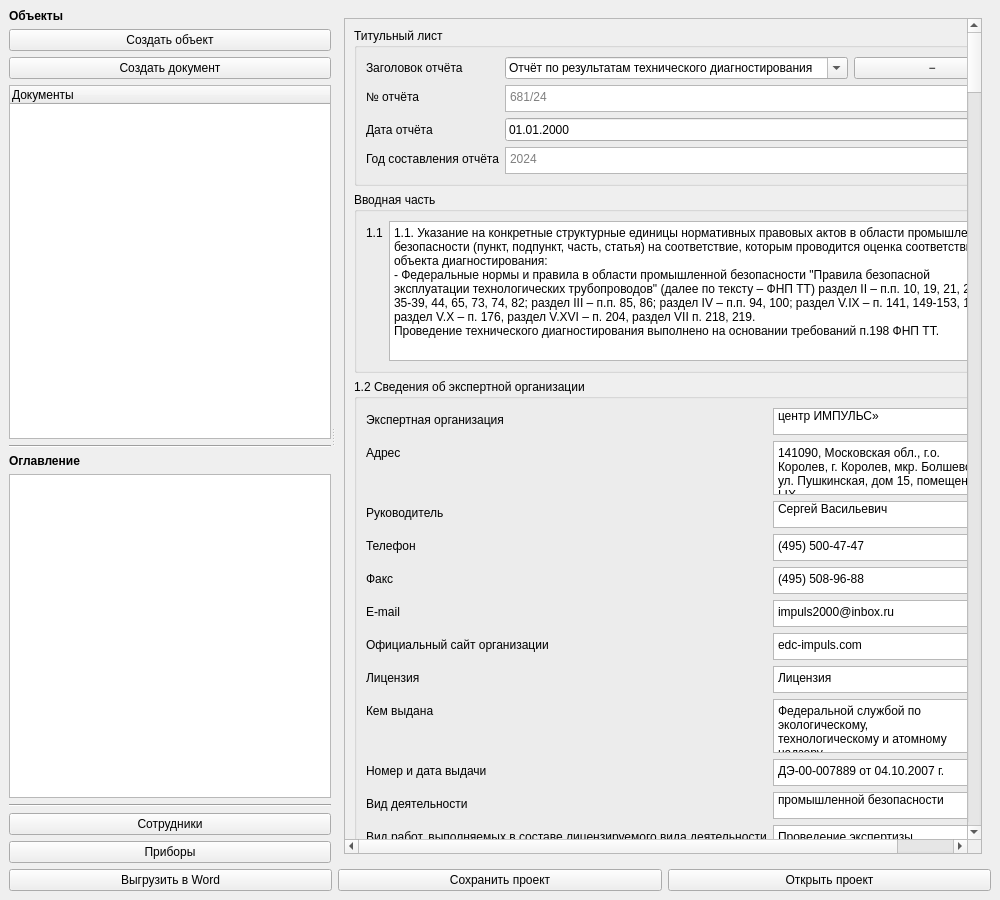
The window that src/ui/designer/pipeline_window.ui (bordaregos/Voskresensk_ballons) describes before a commit, drawn with Qt 5.
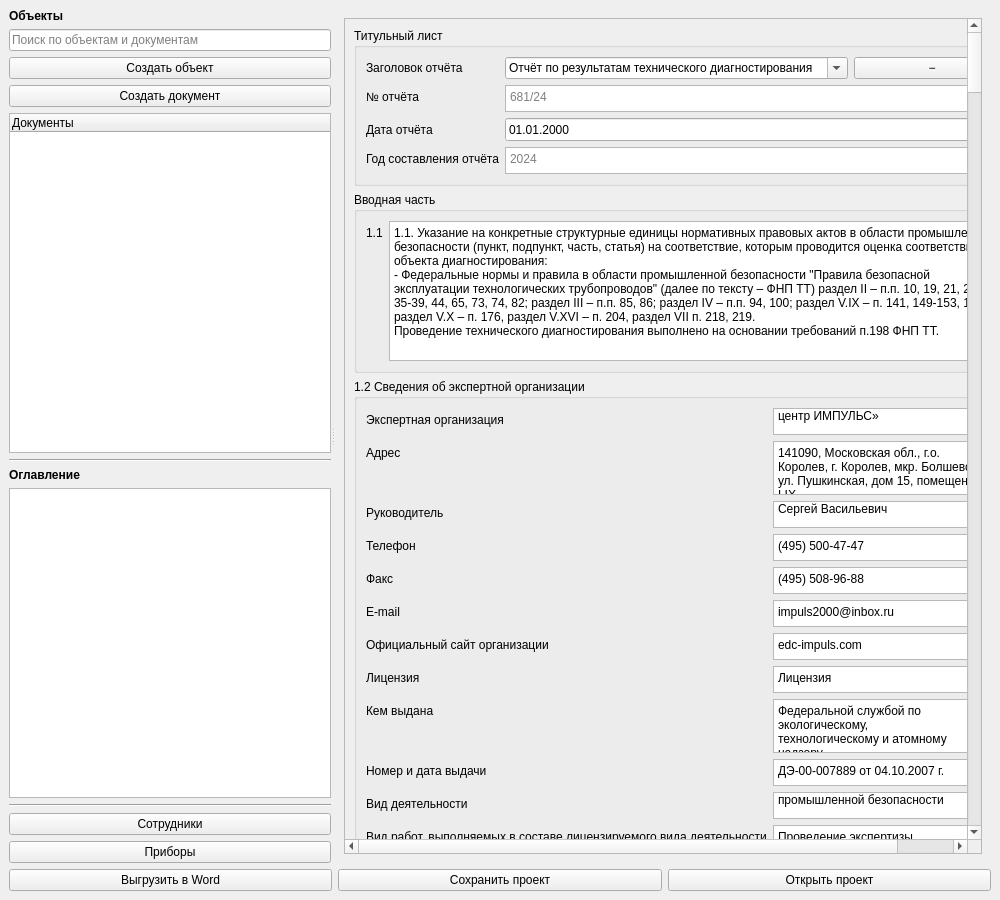
The same window after the commit.

Commit message:
feat: Фаза 5.1 — поиск/фильтр по дереву объектов и документов.
sidebarSearchBox (QLineEdit) над кнопками создания. Документ виден,
если текст совпал с ним самим ИЛИ с именем его объекта-папки -- иначе
поиск по названию объекта прятал бы все документы внутри него.

What changed in the file:
```diff
--- a/src/ui/designer/pipeline_window.ui
+++ b/src/ui/designer/pipeline_window.ui
@@ -17,6 +17,9 @@
    <property name="font"><font><bold>true</bold></font></property>
    <property name="text"><string>Объекты</string></property>
   </widget></item>
+  <item><widget class="QLineEdit" name="sidebarSearchBox">
+   <property name="placeholderText"><string>Поиск по объектам и документам</string></property>
+  </widget></item>
   <item><widget class="QPushButton" name="sidebarBtn_createObject"><property name="text"><string>Создать объект</string></property></widget></item>
   <item><widget class="QPushButton" name="sidebarBtn_createDocument"><property name="text"><string>Создать документ</string></property></widget></item>
   <item><widget class="QTreeWidget" name="objectsTree"><column><property name="text"><string>Документы</string></property></column></widget></item>
```
The commit also changes 1 other file.
